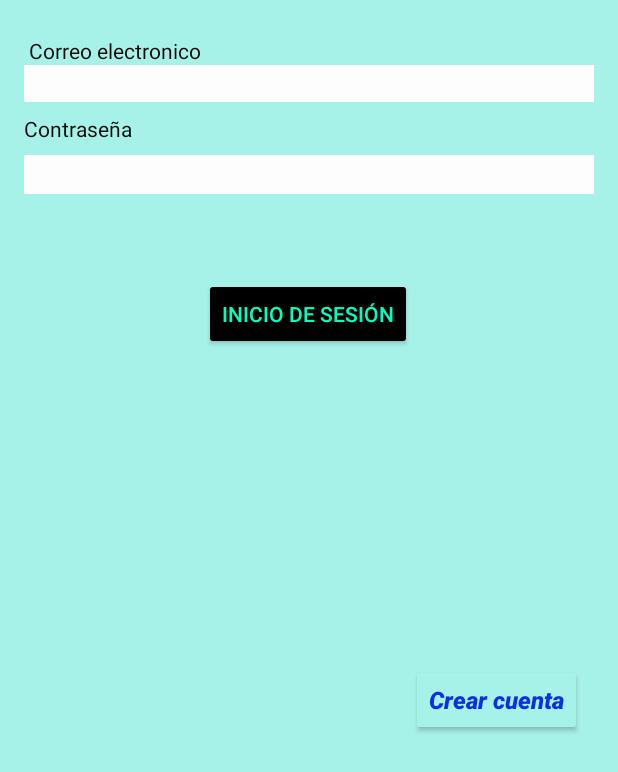
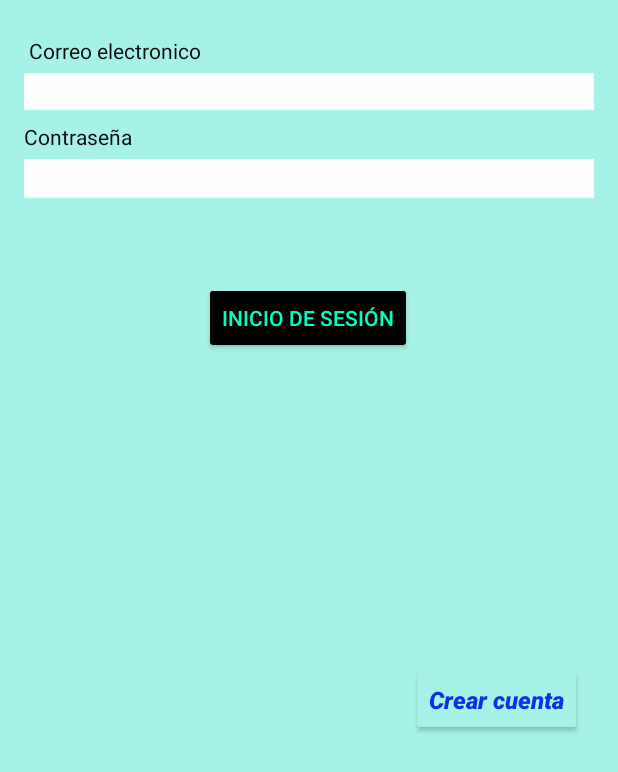
Before and after one commit to salmonius/YouPetAndroidStudio, an Android app: the AutenticacionActivity screen opened directly, with no data from a screen before it, on a phone screen of 412 x 824 dp, the part 464-1236 px from its top. Run offline under Robolectric (Android 15) with nearby library versions, the phone set to English and light mode, and no system bars; Roboto replaces fonts that are not available here.

Commit message:
mejora del lunes 12/05/25

```diff
--- a/app/build.gradle.kts
+++ b/app/build.gradle.kts
@@ -37,6 +37,8 @@ dependencies {
     implementation(libs.activity)
     implementation(libs.constraintlayout)
     implementation(libs.play.services.maps)
+    implementation(libs.play.services.ads)
+    implementation(libs.gridlayout)
 
     // Dependencias para pruebas unitarias
     testImplementation(libs.junit)
--- a/app/src/main/res/layout/activity_autentificacion_principal.xml
+++ b/app/src/main/res/layout/activity_autentificacion_principal.xml
@@ -64,6 +64,7 @@
         android:layout_width="0dp"
         android:layout_height="wrap_content"
         android:layout_marginStart="16dp"
+        android:layout_marginTop="5dp"
         android:layout_marginEnd="16dp"
         android:background="#FDFDFD"
         android:ems="10"
@@ -93,7 +94,7 @@
         android:layout_width="380dp"
         android:layout_height="26dp"
         android:layout_marginStart="16dp"
-        android:layout_marginTop="8dp"
+        android:layout_marginTop="5dp"
         android:background="#FDFDFD"
         android:ems="10"
         android:inputType="textPassword"
--- a/gradle/libs.versions.toml
+++ b/gradle/libs.versions.toml
@@ -8,6 +8,8 @@ material = "1.12.0"
 activity = "1.10.1"
 constraintlayout = "2.2.1"
 playServicesMaps = "19.1.0"
+playServicesAds = "24.2.0"
+gridlayout = "1.1.0"
 
 [libraries]
 junit = { group = "junit", name = "junit", version.ref = "junit" }
@@ -18,6 +20,8 @@ material = { group = "com.google.android.material", name = "material", version.r
 activity = { group = "androidx.activity", name = "activity", version.ref = "activity" }
 constraintlayout = { group = "androidx.constraintlayout", name = "constraintlayout", version.ref = "constraintlayout" }
 play-services-maps = { group = "com.google.android.gms", name = "play-services-maps", version.ref = "playServicesMaps" }
+play-services-ads = { group = "com.google.android.gms", name = "play-services-ads", version.ref = "playServicesAds" }
+gridlayout = { group = "androidx.gridlayout", name = "gridlayout", version.ref = "gridlayout" }
 
 [plugins]
 android-application = { id = "com.android.application", version.ref = "agp" }
```
Also changed, not shown: app/src/main/java/com/example/youpet/CrearCuentaUsuarioActivity.java (+16 -0 lines).
